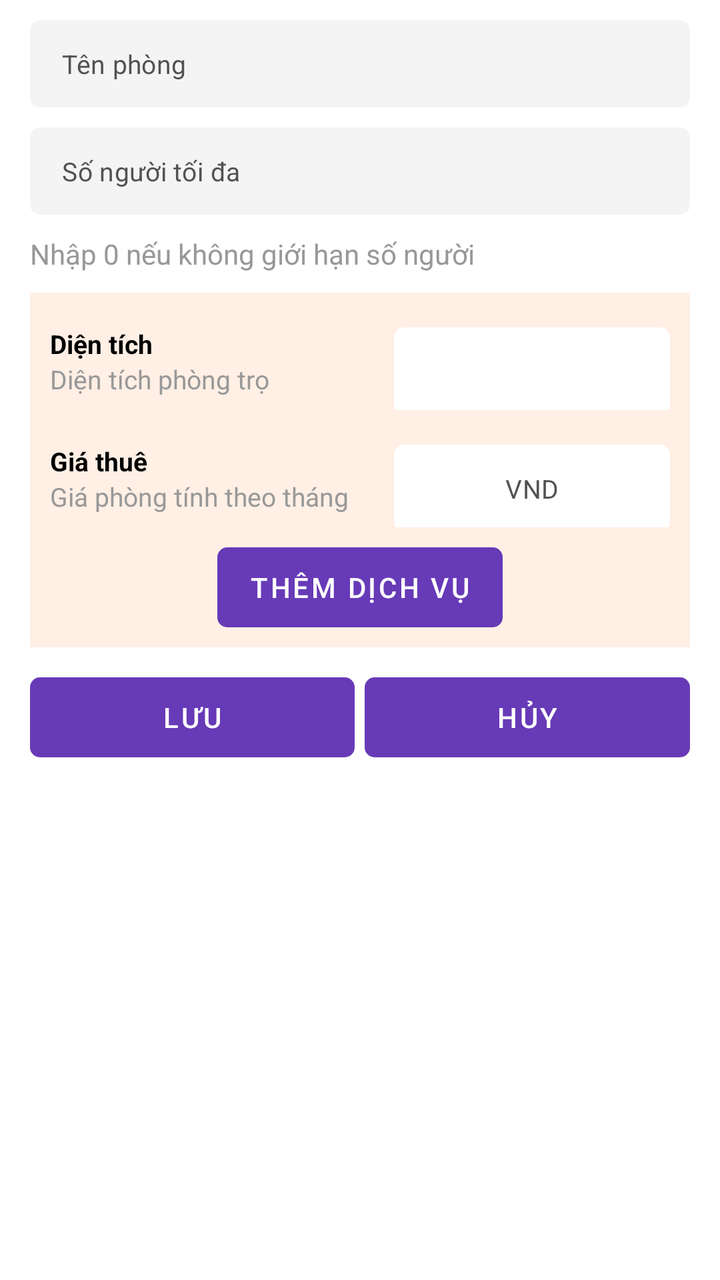
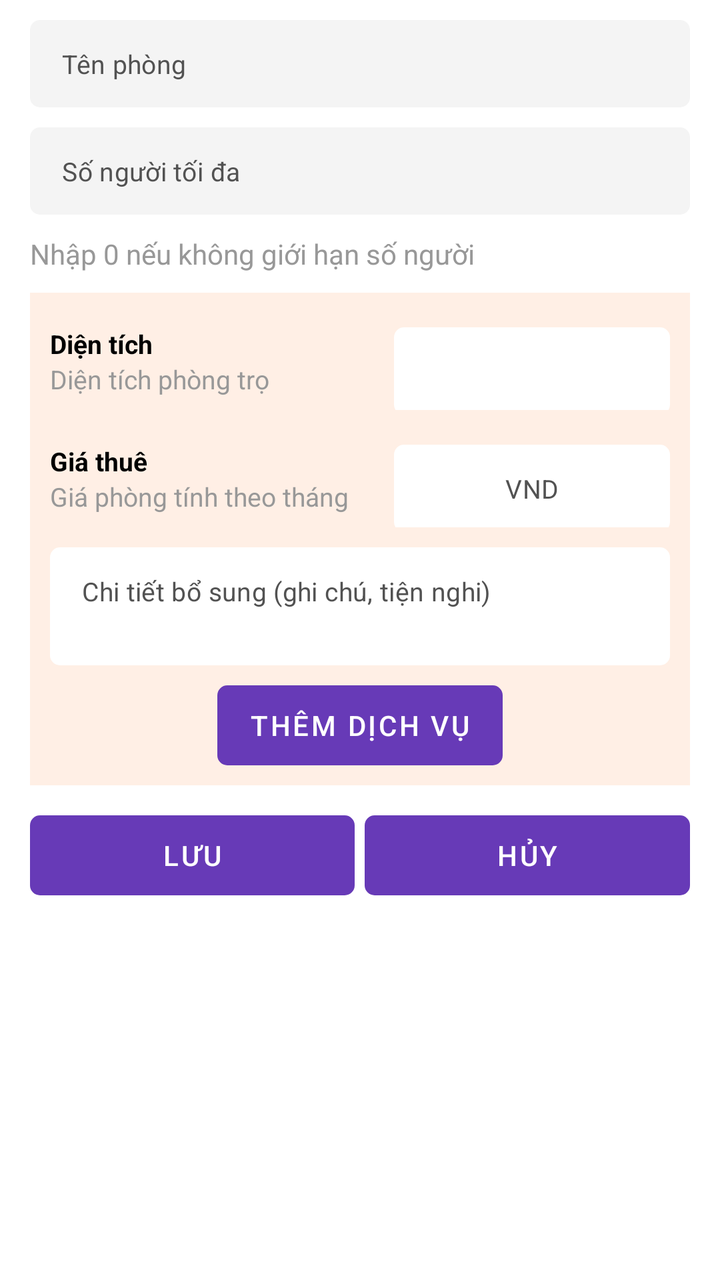

Compare the two renders of this Android layout. The source of the first and the diff that turns it into the second are given below.
<!-- AndroidManifest.xml: application theme Theme.Motel -->
<!-- res/layout/fragment_room_form.xml -->
<?xml version="1.0" encoding="utf-8"?>
<LinearLayout xmlns:android="http://schemas.android.com/apk/res/android"
    xmlns:tools="http://schemas.android.com/tools"
    android:layout_width="match_parent"
    android:layout_height="match_parent"
    android:orientation="vertical"
    android:paddingHorizontal="@dimen/PADDING_SIZE_DEFAULT"
    xmlns:app="http://schemas.android.com/apk/res-auto"
    tools:context=".feature.room.RoomFormFragment">


    <com.google.android.material.textfield.TextInputLayout
        android:id="@+id/til_name"
        android:layout_width="match_parent"
        android:layout_height="wrap_content"
        android:layout_marginTop="@dimen/PADDING_SIZE_SMALL"
        style="@style/InputLayoutStyle1"
        app:hintEnabled="false">

        <com.google.android.material.textfield.TextInputEditText
            android:id="@+id/txt_name"
            android:layout_width="match_parent"
            android:layout_height="wrap_content"
            android:backgroundTint="@color/background2"
            android:imeOptions="actionNext"
            android:inputType="text"
            android:hint="Tên phòng"
            android:textSize="@dimen/TEXT_SIZE_DEFAULT"
            tools:ignore="SpUsage" />
    </com.google.android.material.textfield.TextInputLayout>


    <com.google.android.material.textfield.TextInputLayout
        android:id="@+id/til_max_tenant"
        android:layout_width="match_parent"
        android:layout_height="wrap_content"
        android:layout_marginTop="@dimen/PADDING_SIZE_SMALL"
        style="@style/InputLayoutStyle1"
        app:hintEnabled="false">

        <com.google.android.material.textfield.TextInputEditText
            android:id="@+id/txt_max_tenant"
            android:layout_width="match_parent"
            android:layout_height="wrap_content"
            android:backgroundTint="@color/background2"
            android:hint="Số người tối đa"
            android:imeOptions="actionNext"
            android:inputType="number"
            android:textSize="@dimen/TEXT_SIZE_DEFAULT"
            tools:ignore="SpUsage" />
    </com.google.android.material.textfield.TextInputLayout>

    <TextView
        android:layout_width="match_parent"
        android:layout_height="wrap_content"
        android:layout_marginTop="@dimen/PADDING_SIZE_SMALL"
        android:textColor="@color/grey"
        android:text="Nhập 0 nếu không giới hạn số người"/>


    <LinearLayout
        android:orientation="vertical"
        android:layout_width="match_parent"
        android:layout_height="wrap_content"
        android:layout_marginVertical="@dimen/PADDING_SIZE_SMALL"
        android:background="@color/background4"
        android:weightSum="9"
        android:padding="@dimen/PADDING_SIZE_SMALL">


        <LinearLayout
            android:layout_width="match_parent"
            android:layout_height="wrap_content"
            android:gravity="center_vertical"
            android:weightSum="9">

            <LinearLayout
                android:layout_width="0dp"
                android:layout_height="wrap_content"
                android:layout_weight="5"
                android:orientation="vertical">

                <TextView
                    android:layout_width="wrap_content"
                    android:layout_height="wrap_content"
                    android:text="Diện tích"
                    android:textStyle="bold"
                    android:textColor="@color/black"
                    android:textSize="@dimen/TEXT_SIZE_DEFAULT"/>

                <TextView
                    android:layout_width="wrap_content"
                    android:layout_height="wrap_content"
                    android:text="Diện tích phòng trọ"
                    android:textColor="@color/grey"
                    android:textSize="@dimen/TEXT_SIZE_DEFAULT"/>

            </LinearLayout>

            <com.google.android.material.textfield.TextInputLayout
                android:id="@+id/til_area"
                android:layout_width="0dp"
                android:layout_height="wrap_content"
                android:layout_marginTop="@dimen/PADDING_SIZE_EXTRA_SMALL"
                style="@style/InputLayoutStyle1"
                android:layout_weight="4"
                app:hintEnabled="false">

                <com.google.android.material.textfield.TextInputEditText
                    android:id="@+id/txt_area"
                    android:layout_width="match_parent"
                    android:layout_height="wrap_content"
                    android:backgroundTint="@color/background1"
                    android:imeOptions="actionNext"
                    android:gravity="center"
                    android:inputType="number"
                    android:textSize="@dimen/TEXT_SIZE_DEFAULT"
                    tools:ignore="SpUsage" />
            </com.google.android.material.textfield.TextInputLayout>

        </LinearLayout>

        <LinearLayout
            android:layout_width="match_parent"
            android:layout_height="wrap_content"
            android:layout_marginTop="@dimen/PADDING_SIZE_SMALL"
            android:gravity="center_vertical"
            android:weightSum="9">

            <LinearLayout
                android:layout_width="0dp"
                android:layout_height="wrap_content"
                android:layout_weight="5"
                android:orientation="vertical">

                <TextView
                    android:layout_width="wrap_content"
                    android:layout_height="wrap_content"
                    android:text="Giá thuê"
                    android:textStyle="bold"
                    android:textColor="@color/black"
                    android:textSize="@dimen/TEXT_SIZE_DEFAULT"/>

                <TextView
                    android:layout_width="wrap_content"
                    android:layout_height="wrap_content"
                    android:text="Giá phòng tính theo tháng"
                    android:textColor="@color/grey"
                    android:textSize="@dimen/TEXT_SIZE_DEFAULT"/>

            </LinearLayout>

            <com.google.android.material.textfield.TextInputLayout
                android:id="@+id/til_price"
                android:layout_width="0dp"
                android:layout_height="wrap_content"
                android:layout_marginTop="@dimen/PADDING_SIZE_EXTRA_SMALL"
                style="@style/InputLayoutStyle1"
                android:layout_weight="4"
                app:hintEnabled="false">

                <com.google.android.material.textfield.TextInputEditText
                    android:id="@+id/txt_price"
                    android:layout_width="match_parent"
                    android:layout_height="wrap_content"
                    android:hint="VND"
                    android:imeOptions="actionDone"
                    android:inputType="number"
                    android:backgroundTint="@color/background1"
                    android:gravity="center"
                    android:textSize="@dimen/TEXT_SIZE_DEFAULT"
                    tools:ignore="SpUsage" />
            </com.google.android.material.textfield.TextInputLayout>

        </LinearLayout>
        <Button
            android:id="@+id/btn_add_service"
            android:layout_width="wrap_content"
            android:layout_height="40dp"
            android:layout_marginTop="@dimen/PADDING_SIZE_SMALL"
            android:text="THÊM DỊCH VỤ"
            android:textColor="@color/white"
            android:elevation="0dp"
            android:layout_gravity="center_horizontal"
            android:stateListAnimator="@null"
            android:backgroundTint="@color/primary"
            android:background="@drawable/background_button"/>

    </LinearLayout>

    <LinearLayout
        android:layout_width="match_parent"
        android:layout_height="wrap_content"
        android:paddingVertical="@dimen/PADDING_SIZE_EXTRA_SMALL"
        android:layout_alignParentBottom="true">

        <Button
            android:id="@+id/btn_save"
            android:layout_weight="1"
            android:layout_width="0dp"
            android:layout_height="40dp"
            android:text="Lưu"
            android:textColor="@color/white"
            android:elevation="0dp"
            android:layout_gravity="center_horizontal"
            android:stateListAnimator="@null"
            android:backgroundTint="@color/primary"
            android:background="@drawable/background_button"/>

        <Space
            android:layout_width="@dimen/PADDING_SIZE_EXTRA_SMALL"
            android:layout_height="wrap_content"/>

        <Button
            android:id="@+id/btn_cancel"
            android:layout_weight="1"
            android:layout_width="0dp"
            android:layout_height="40dp"
            android:text="Hủy"
            android:textColor="@color/white"
            android:elevation="0dp"
            android:layout_gravity="center_horizontal"
            android:stateListAnimator="@null"
            android:backgroundTint="@color/primary"
            android:background="@drawable/background_button"/>


    </LinearLayout>

</LinearLayout>
<!-- resources referenced by this layout -->
<resources>
  <color name="background1">#FFFFFFFF</color>
  <color name="background2">#F4F4F4</color>
  <color name="background4">#FFEFE5</color>
  <color name="black">#FF000000</color>
  <color name="grey">#989898</color>
  <color name="primary">#673AB7</color>
  <color name="white">#FFFFFFFF</color>
  <dimen name="PADDING_SIZE_DEFAULT">15dp</dimen>
  <dimen name="PADDING_SIZE_EXTRA_SMALL">5dp</dimen>
  <dimen name="PADDING_SIZE_SMALL">10dp</dimen>
  <dimen name="TEXT_SIZE_DEFAULT">13sp</dimen>
  <!-- drawable background_button (drawable) -->
  <?xml version="1.0" encoding="utf-8"?>
  <shape xmlns:android="http://schemas.android.com/apk/res/android"
      android:shape="rectangle">
      <corners android:radius="@dimen/RADIUS_SMALL"/>
      <solid android:color="@color/primary"/>
  
  </shape>
  <style name="InputLayoutStyle1" parent="Widget.MaterialComponents.TextInputLayout.OutlinedBox.Dense">
  
          <item name="boxCornerRadiusTopStart">@dimen/RADIUS_SMALL</item>
          <item name="boxCornerRadiusTopEnd">@dimen/RADIUS_SMALL</item>
          <item name="boxCornerRadiusBottomStart">@dimen/RADIUS_SMALL</item>
          <item name="boxCornerRadiusBottomEnd">@dimen/RADIUS_SMALL</item>
  
          <item name="boxBackgroundColor">@color/background2</item>
  
          <item name="boxStrokeColor">@android:color/transparent</item>
          <item name="boxStrokeWidth">0dp</item>
          <item name="boxStrokeWidthFocused">0dp</item>
      </style>
  <style name="Theme.Motel" parent="Theme.MaterialComponents.DayNight.NoActionBar">
          
          <item name="colorPrimary">@color/primary</item>
          <item name="colorPrimaryVariant">@color/primaryVariant</item>
          <item name="colorOnPrimary">@color/white</item>
          
          <item name="colorSecondary">@color/teal_200</item>
          <item name="colorSecondaryVariant">@color/teal_700</item>
          <item name="colorOnSecondary">@color/black</item>
          
          <item name="android:statusBarColor">?attr/colorPrimaryVariant</item>
  
          
          <item name="android:textColor">@color/textColor1</item>
          <item name="android:textColorHint">@color/textColor3</item>
          <item name="android:textColorSecondary">@color/textColor2</item>
          <item name="android:textColorTertiary">@color/textColor3</item>
          <item name="android:textColorPrimary">@color/textColor1</item>
  
          
          <item name="android:colorBackground">@color/background1</item>
      </style>
  <dimen name="RADIUS_SMALL">5dp</dimen>
  <color name="primaryVariant">#8953EB</color>
  <color name="teal_200">#FF03DAC5</color>
  <color name="teal_700">#FF018786</color>
  <color name="textColor1">#000000</color>
  <color name="textColor3">#525252</color>
  <color name="textColor2">#343434</color>
</resources>

<!-- the commit's change to res/layout/fragment_room_form.xml (unified diff, before → after) -->
@@ -164,7 +164,7 @@
                     android:layout_width="match_parent"
                     android:layout_height="wrap_content"
                     android:hint="VND"
-                    android:imeOptions="actionDone"
+                    android:imeOptions="actionNext"
                     android:inputType="number"
                     android:backgroundTint="@color/background1"
                     android:gravity="center"
@@ -173,6 +173,30 @@
             </com.google.android.material.textfield.TextInputLayout>
 
         </LinearLayout>
+
+        
+        <com.google.android.material.textfield.TextInputLayout
+            android:id="@+id/til_note"
+            android:layout_width="match_parent"
+            android:layout_height="wrap_content"
+            android:layout_marginTop="@dimen/PADDING_SIZE_SMALL"
+            style="@style/InputLayoutStyle1"
+            app:hintEnabled="false">
+
+            <com.google.android.material.textfield.TextInputEditText
+                android:id="@+id/txt_note"
+                android:layout_width="match_parent"
+                android:layout_height="wrap_content"
+                android:backgroundTint="@color/background1"
+                android:hint="Chi tiết bổ sung (ghi chú, tiện nghi)"
+                android:imeOptions="actionDone"
+                android:inputType="textMultiLine"
+                android:minLines="2"
+                android:gravity="top|start"
+                android:textSize="@dimen/TEXT_SIZE_DEFAULT"
+                tools:ignore="SpUsage" />
+        </com.google.android.material.textfield.TextInputLayout>
+
         <Button
             android:id="@+id/btn_add_service"
             android:layout_width="wrap_content"
@@ -224,7 +248,6 @@
             android:backgroundTint="@color/primary"
             android:background="@drawable/background_button"/>
 
-
     </LinearLayout>
 
 </LinearLayout>
